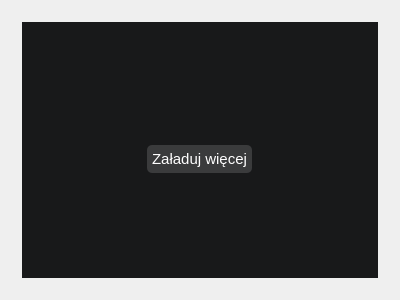
The window that wordswidget.ui (DwS234/LanguageTutorDesktop) describes before a commit, drawn with Qt 5.
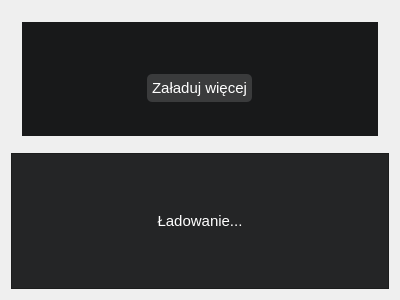
The same window after the commit.

Commit message: Added loading screen for widgets, login and register screen

```diff
--- a/wordswidget.ui
+++ b/wordswidget.ui
@@ -14,7 +14,7 @@
    <string>Form</string>
   </property>
   <property name="styleSheet">
-   <string notr="true"/>
+   <string notr="true">color: white;</string>
   </property>
   <layout class="QVBoxLayout" name="verticalLayout_3">
    <item>
@@ -69,7 +69,7 @@
            <x>0</x>
            <y>0</y>
            <width>356</width>
-           <height>256</height>
+           <height>114</height>
           </rect>
          </property>
          <property name="styleSheet">
@@ -142,6 +142,36 @@
      </layout>
     </widget>
    </item>
+   <item>
+    <widget class="QFrame" name="loadingScreen">
+     <property name="styleSheet">
+      <string notr="true">background-color: #242526;</string>
+     </property>
+     <property name="frameShape">
+      <enum>QFrame::StyledPanel</enum>
+     </property>
+     <property name="frameShadow">
+      <enum>QFrame::Raised</enum>
+     </property>
+     <layout class="QVBoxLayout" name="verticalLayout_4">
+      <item>
+       <widget class="QLabel" name="label">
+        <property name="font">
+         <font>
+          <pointsize>11</pointsize>
+         </font>
+        </property>
+        <property name="text">
+         <string>Ładowanie...</string>
+        </property>
+        <property name="alignment">
+         <set>Qt::AlignCenter</set>
+        </property>
+       </widget>
+      </item>
+     </layout>
+    </widget>
+   </item>
   </layout>
  </widget>
  <resources/>
```
The commit also changes 15 other files.
